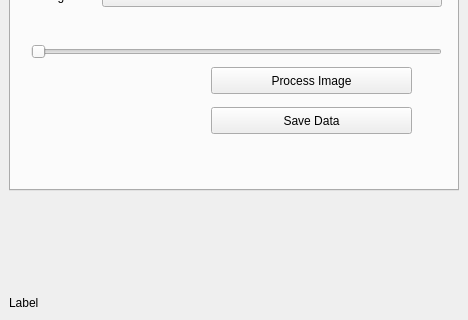
Before: the Qt Designer form finalProject/SamplePluginPA10/src/SamplePlugin.ui in niive12/rovi, drawn with Qt 5; both pictures show x 0 to 468 and y 88 to 408 of the 468 by 505 pixel window.
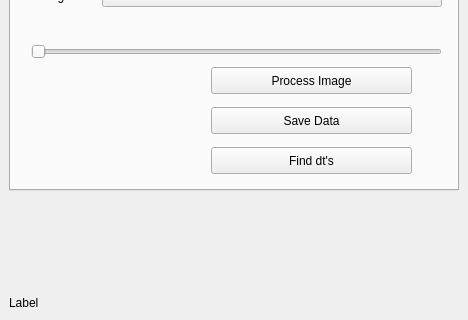
After: the same form once the commit is applied. The open tabs and pages were chosen to show the change.

Patch:
```diff
--- a/finalProject/SamplePluginPA10/src/SamplePlugin.ui
+++ b/finalProject/SamplePluginPA10/src/SamplePlugin.ui
@@ -193,6 +193,19 @@
          <string>Save Data</string>
         </property>
        </widget>
+       <widget class="QPushButton" name="_btn_rovi_finddt">
+        <property name="geometry">
+         <rect>
+          <x>200</x>
+          <y>200</y>
+          <width>201</width>
+          <height>27</height>
+         </rect>
+        </property>
+        <property name="text">
+         <string>Find dt's</string>
+        </property>
+       </widget>
       </widget>
       <widget class="QWidget" name="tab_3">
        <attribute name="title">
```
Left out of the diff: 2 changed lines with no effect on the pictures.
